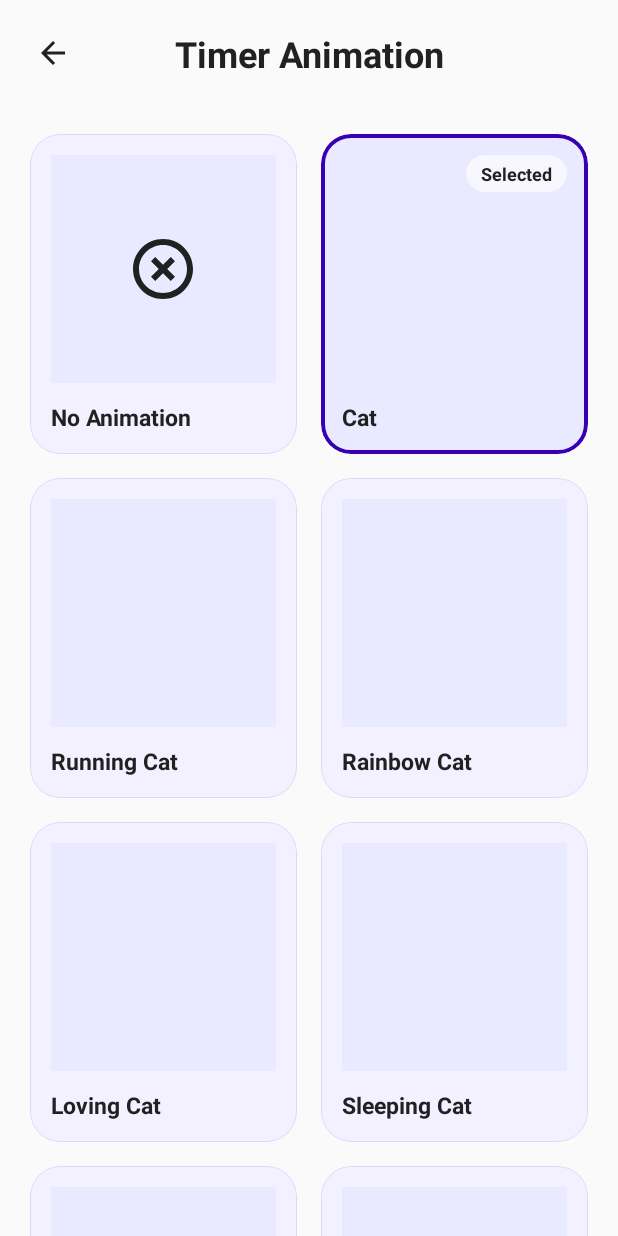
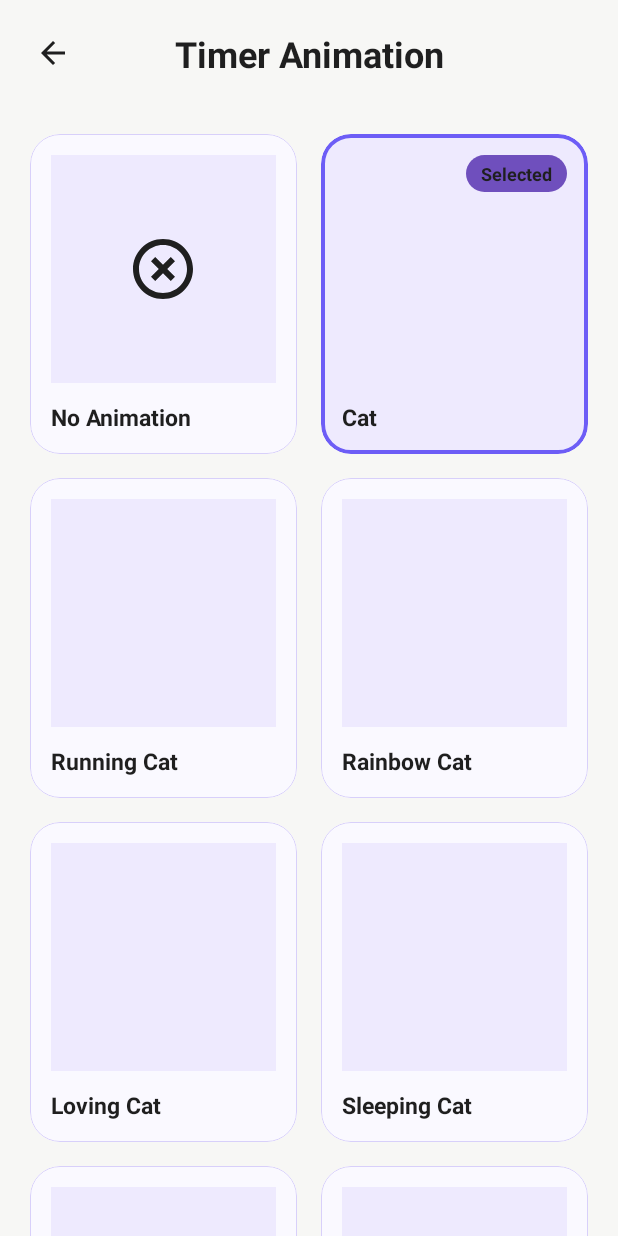
Before and after one commit to JavokhirJambulov/Pomodoro-App-Android, an Android app: the AnimationSelectionActivity screen opened directly, with no data from a screen before it, on a phone screen of 412 x 824 dp. Run offline under Robolectric (Android 15) with nearby library versions, the light colour scheme and no system bars; our stand-ins replace data binding.

Commit message:
updated main screen style

```diff
--- a/app/src/main/res/drawable/bg_button_shape.xml
+++ b/app/src/main/res/drawable/bg_button_shape.xml
@@ -1,5 +1,5 @@
 <?xml version="1.0" encoding="utf-8"?>
 <shape xmlns:android="http://schemas.android.com/apk/res/android">
-    <solid android:color="@color/dialog_surface" />
+    <solid android:color="@color/dialog_button_primary_bg" />
     <corners android:radius="24dp" />
 </shape>
--- a/app/src/main/res/values-night/colors.xml
+++ b/app/src/main/res/values-night/colors.xml
@@ -18,6 +18,6 @@
     <color name="dialog_button_primary_bg">#6F4FBD</color>
     <color name="dialog_button_primary_on">#FFFFFF</color>
 
-    <color name="current_plan_card_bg">#1D1A2B</color>
+    <color name="current_plan_card_bg">#2D2F3A</color>
     <color name="current_plan_card_stroke">#2E2840</color>
 </resources>
--- a/app/src/main/res/values/colors.xml
+++ b/app/src/main/res/values/colors.xml
@@ -7,7 +7,7 @@
     <color name="teal_700">#FF018786</color>
     <color name="black">#FF000000</color>
     <color name="white">#FFFFFFFF</color>
-    <color name="button_color">#E9E9FF</color>
+    <color name="button_color">#EEEAFE</color>
     <color name="grey50">#FAFAFA</color>
     <color name="grey200">#EEEEEE</color>
     <color name="grey500">#9E9E9E</color>
@@ -15,10 +15,10 @@
     <color name="grey900">#212121</color>
     <color name="grey1000">#141414</color>
     <color name="grey1200">#0A0A0A</color>
-    <color name="screen_background">#FAFAFA</color>
-    <color name="screen_text_primary">#212121</color>
-    <color name="screen_text_secondary">#424242</color>
-    <color name="screen_accent">#3700B3</color>
+    <color name="screen_background">#F7F7F5</color>
+    <color name="screen_text_primary">#1F1F1F</color>
+    <color name="screen_text_secondary">#6B6B6B</color>
+    <color name="screen_accent">#6D5DF6</color>
 
     <color name="dialog_surface">#F8F6FF</color>
     <color name="dialog_on_surface">#1F1B2D</color>
@@ -28,6 +28,6 @@
     <color name="dialog_button_primary_bg">#6F4FBD</color>
     <color name="dialog_button_primary_on">#FFFFFF</color>
 
-    <color name="current_plan_card_bg">#F3F0FF</color>
-    <color name="current_plan_card_stroke">#DED7F7</color>
+    <color name="current_plan_card_bg">#FAF9FF</color>
+    <color name="current_plan_card_stroke">#D8D0FA</color>
 </resources>
```
Also changed, not shown: app/src/main/res/layout/main_screen_fragment.xml (+11 -9 lines).
